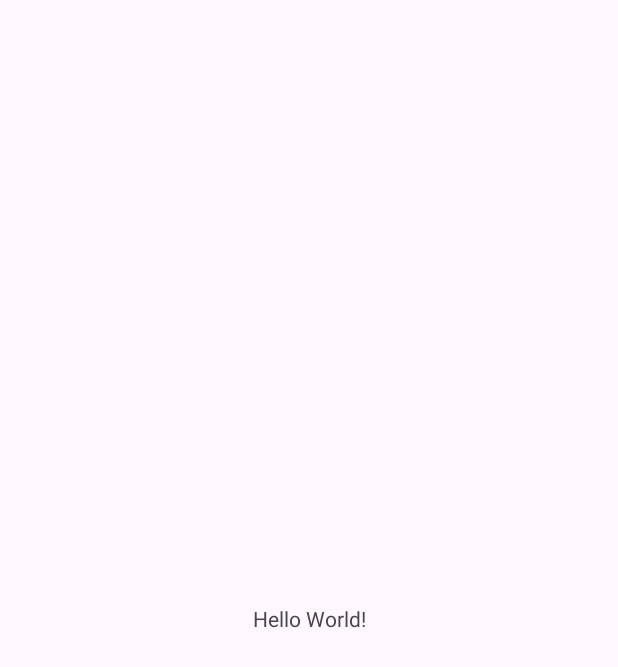
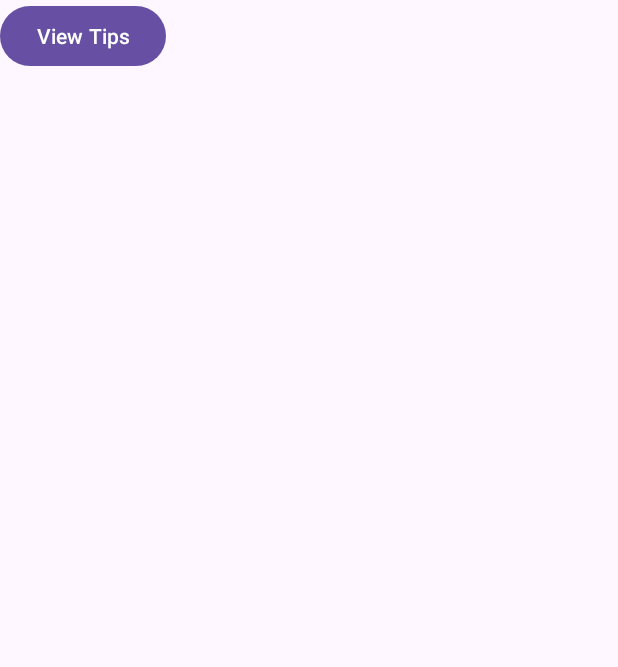
Before and after one commit to Aetthera/DeliveryApp_FinalProject_AndroidMobileDev, an Android app: the screen it shows after launch (MainActivity), on a phone screen of 412 x 824 dp. Before the commit the part shown is almost empty. Shown: the top 667 px of the screen. Run offline under Robolectric (Android 15) with nearby library versions, the phone set to English and light mode, and no system bars.

Commit message:
new commit: just to make sure tips page is working

```diff
--- a/app/src/main/res/layout/activity_main.xml
+++ b/app/src/main/res/layout/activity_main.xml
@@ -7,13 +7,12 @@
     android:layout_height="match_parent"
     tools:context=".MainActivity">
 
-    <TextView
+    <Button
+        android:id="@+id/btnTips"
         android:layout_width="wrap_content"
         android:layout_height="wrap_content"
-        android:text="Hello World!"
-        app:layout_constraintBottom_toBottomOf="parent"
-        app:layout_constraintEnd_toEndOf="parent"
-        app:layout_constraintStart_toStartOf="parent"
-        app:layout_constraintTop_toTopOf="parent" />
+        android:text="View Tips"
+        android:layout_margin="16dp"
+        tools:ignore="MissingConstraints" />
 
 </androidx.constraintlayout.widget.ConstraintLayout>
```
